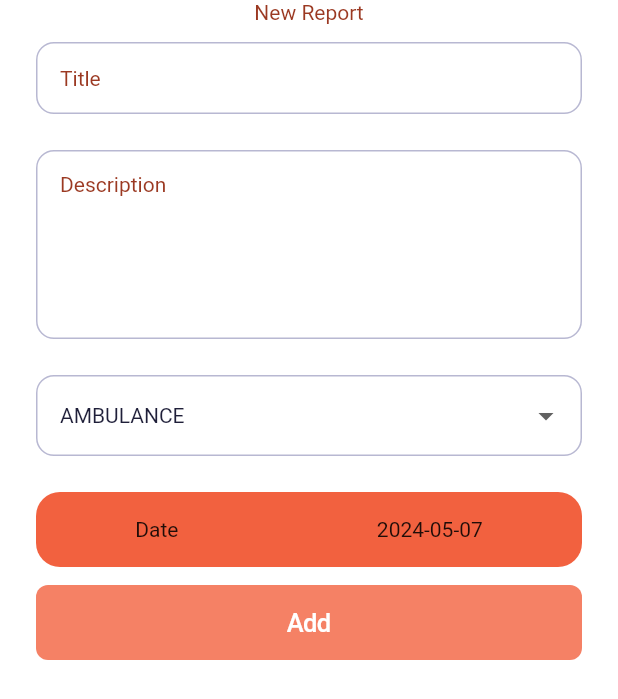
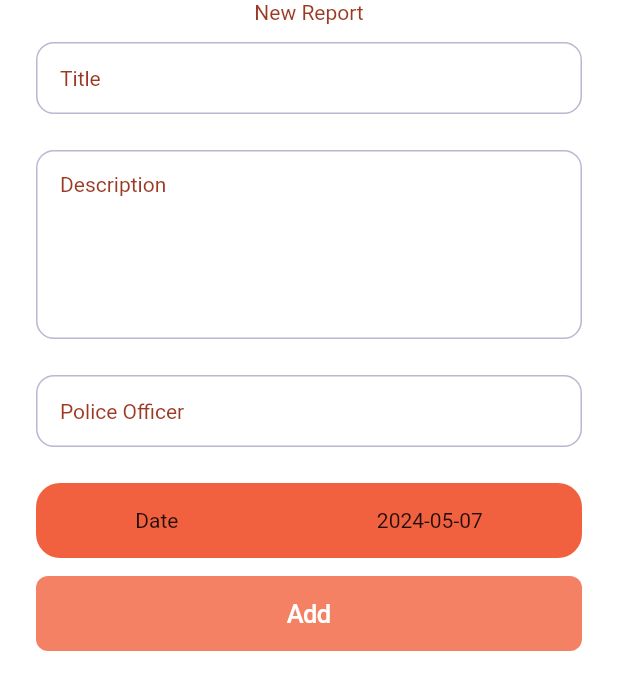
Before and after one commit to rabukhader/Emergency-Call, a Flutter app: the AddNewReport widget shown alone on an empty page, opened directly, on a phone screen of 412 x 824 dp. Shown: the top 699 px of the screen. Run offline on Flutter 3.47's test engine with Material 3 defaults, Android fonts, the light colour scheme and no system bars; our stand-ins replace animate_do, another_flushbar, cloud_firestore, dots_indicator, firebase_auth, firebase_core and 9 more; accounts and stored records are empty; Roboto replaces fonts that are missing (Poppins).

Commit message:
all-reports-to-police

```diff
--- a/lib/model/report.dart
+++ b/lib/model/report.dart
@@ -19,7 +19,7 @@ class Report {
         "title": title,
         "description": description,
         "date": date,
-        "type": Formatter.emergencyTypeToString(type),
+        "type": "POLICE",
         if (userNumber != null) "userNumber": userNumber
       };
 
--- a/lib/ui/home/reports_page/screens/add_new_report/add_new_report.dart
+++ b/lib/ui/home/reports_page/screens/add_new_report/add_new_report.dart
@@ -5,7 +5,6 @@ import 'package:emergancy_call/ui/home/reports_page/screens/add_new_report/add_n
 import 'package:emergancy_call/utils/buttons.dart';
 import 'package:emergancy_call/utils/colors.dart';
 import 'package:emergancy_call/utils/date_picker.dart';
-import 'package:emergancy_call/utils/formatter.dart';
 import 'package:flutter/material.dart';
 import 'package:get_it/get_it.dart';
 import 'package:provider/provider.dart';
@@ -20,15 +19,11 @@ class AddNewReport extends StatefulWidget {
 class _AddNewReportState extends State<AddNewReport> {
   final TextEditingController _title = TextEditingController();
   final TextEditingController _description = TextEditingController();
+  final TextEditingController _policeName = TextEditingController();
   final GlobalKey<FormState> _formState = GlobalKey<FormState>();
   DateTime? selectedDate = DateTime.now();
   EmergencyType? _selectedType;
 
-  List<EmergencyType> choices = [
-    EmergencyType.police,
-    EmergencyType.ambulance,
-    EmergencyType.civil
-  ];
   @override
   Widget build(BuildContext context) {
     return ChangeNotifierProvider(
@@ -90,23 +85,20 @@ class _AddNewReportState extends State<AddNewReport> {
                               vertical: 6, horizontal: 12),
                           padding: const EdgeInsets.symmetric(
                               vertical: 6, horizontal: 12),
-                        child: DropdownButtonFormField<EmergencyType>(
-                          value: _selectedType ?? EmergencyType.ambulance,
+                          child: TextFormField(
                             onChanged: (value) {
-                            _selectedType = value;
+                              setState(() {
+                                _formState.currentState!.validate();
+                                _validateInput();
+                              });
                             },
-                          items: choices
-                              .map<DropdownMenuItem<EmergencyType>>(
-                                (EmergencyType value) =>
-                                    DropdownMenuItem<EmergencyType>(
-                                  value: value,
-                                  child: Text(
-                                      Formatter.emergencyTypeToString(value)),
-                                ),
-                              )
-                              .toList(),
-                        ),
-                      ),
+                            controller: _policeName,
+                            decoration: const InputDecoration(
+                                border: InputBorder.none,
+                                hintText: "Police Officer",
+                                hintStyle:
+                                    TextStyle(color: kPrimaryDarkerColor)),
+                          )),
                       Container(
                         margin: const EdgeInsets.symmetric(
                             vertical: 6, horizontal: 12),
@@ -155,12 +147,15 @@ class _AddNewReportState extends State<AddNewReport> {
   }
 
   _validateInput() {
-    return (_title.text.isNotEmpty && _description.text.isNotEmpty);
+    return (_title.text.isNotEmpty &&
+        _description.text.isNotEmpty &&
+        _policeName.text.isNotEmpty);
   }
 
   clear() {
     _title.text = "";
     _description.text = "";
+    _policeName.text = "";
     selectedDate = DateTime.now();
   }
 }
```
Lines whose indentation alone changed are shown as unchanged.
